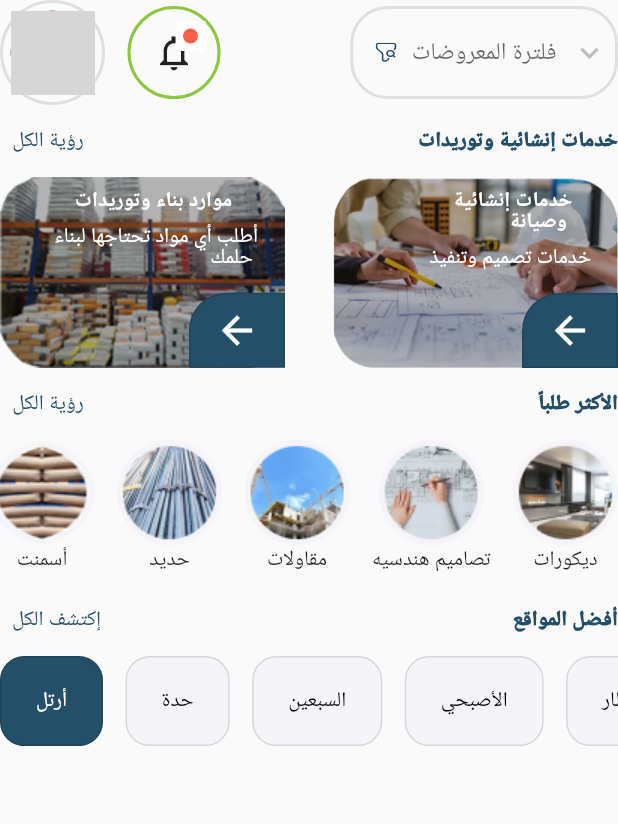
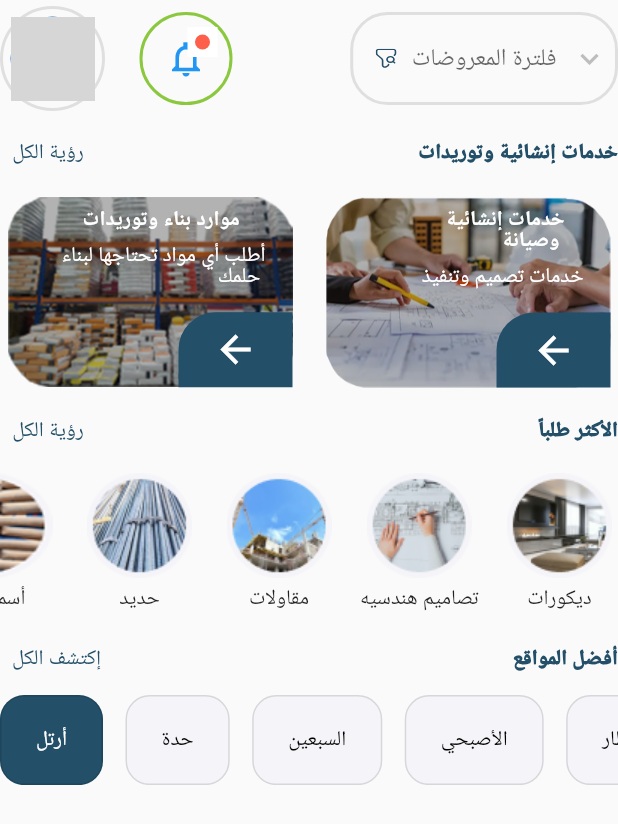
Before and after one commit to BkrTech101-InnovaMind/tadllal-app, a Flutter app: the screen it shows after launch, on a phone screen of 412 x 824 dp. Shown: the top 824 px of the screen. Run offline on Flutter 3.47's test engine with Material 2 defaults, Android fonts, the phone set to English and light mode, and no system bars; our stand-ins replace flutter_svg; network calls fail; grey boxes are pictures that could not be loaded.

Commit message:
fix(home page): fix the implementation of the missings buttons

```diff
--- a/app/lib/pages/home_page.dart
+++ b/app/lib/pages/home_page.dart
@@ -53,7 +53,12 @@ Widget buildUserImage() {
 
 // Notifications icon widget
 Widget buildNotificationsIcon(bool hasNotification) {
-  return Stack(
+  return TextButton(
+    style: TextButton.styleFrom(
+      shape: const CircleBorder(),
+    ),
+    onPressed: () {},
+    child: Stack(
       children: [
         Container(
           padding: const EdgeInsets.all(15),
@@ -84,6 +89,7 @@ Widget buildNotificationsIcon(bool hasNotification) {
             ),
           )
       ],
+    ),
   );
 }
 
@@ -155,7 +161,19 @@ Widget buildService() {
       Row(
         mainAxisAlignment: MainAxisAlignment.spaceBetween,
         children: serviceData.map((data) {
-          return Stack(
+          return TextButton(
+            onPressed: () {},
+            style: TextButton.styleFrom(
+              padding: const EdgeInsets.all(5),
+              shape: const RoundedRectangleBorder(
+                borderRadius: BorderRadius.only(
+                  topLeft: Radius.circular(25),
+                  topRight: Radius.circular(25),
+                  bottomLeft: Radius.circular(25),
+                ),
+              ),
+            ),
+            child: Stack(
               children: [
                 ColorFiltered(
                   colorFilter: ColorFilter.mode(
@@ -188,20 +206,17 @@ Widget buildService() {
                 Positioned(
                   bottom: 0,
                   right: 0,
-                child: OutlinedButton(
-                  style: OutlinedButton.styleFrom(
+                  child: Container(
                     padding: const EdgeInsets.symmetric(
                       vertical: 10,
-                      horizontal: 5,
+                      horizontal: 23,
                     ),
-                    backgroundColor: const Color(0xFF234F68),
-                    shape: const RoundedRectangleBorder(
+                    decoration: const BoxDecoration(
                       borderRadius: BorderRadius.only(
                         topLeft: Radius.circular(25),
                       ),
+                      color: Color(0xFF234F68),
                     ),
-                  ),
-                  onPressed: () {},
                     child: const Icon(
                       Icons.arrow_forward_sharp,
                       size: 30,
@@ -210,6 +225,7 @@ Widget buildService() {
                   ),
                 )
               ],
+            ),
           );
         }).toList(),
       ),
@@ -253,23 +269,27 @@ Widget buildMostRequest() {
         ],
       ),
       SizedBox(
-        height: 96,
+        height: 104,
         child: ListView.builder(
           scrollDirection: Axis.horizontal,
           itemCount: titles.length,
           itemBuilder: (context, index) {
-            return Row(
+            return Container(
+              margin: const EdgeInsets.only(left: 15),
+              child: Column(
                 children: [
-                Column(
-                  children: [
-                    Image.asset(images[index]),
+                  TextButton(
+                    onPressed: () {},
+                    style: TextButton.styleFrom(
+                        padding: const EdgeInsets.all(4),
+                        shape: const CircleBorder()),
+                    child: Image.asset(images[index]),
+                  ),
                   Text(
                     titles[index],
                   ),
                 ],
               ),
-                const SizedBox(width: 15),
-              ],
             );
           },
         ),
```
Lines whose indentation alone changed are shown as unchanged.
